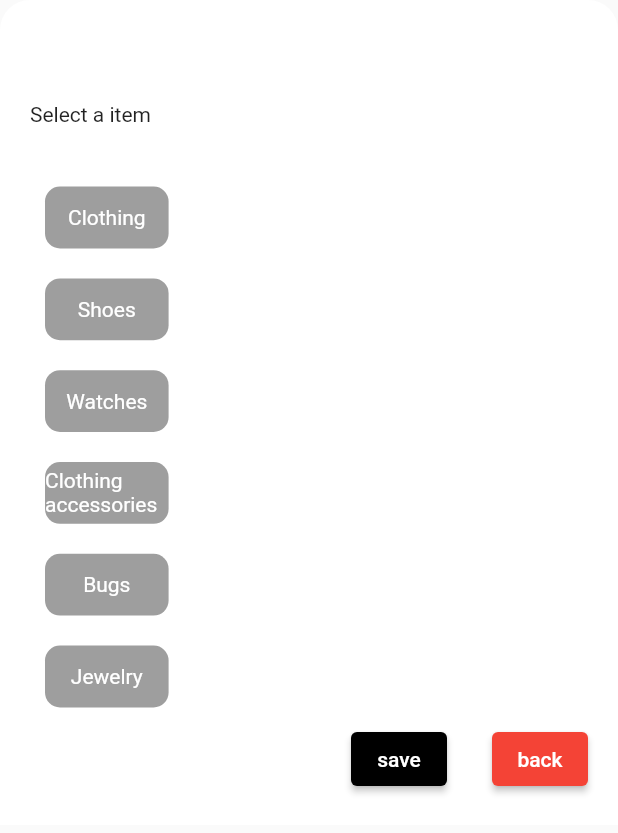
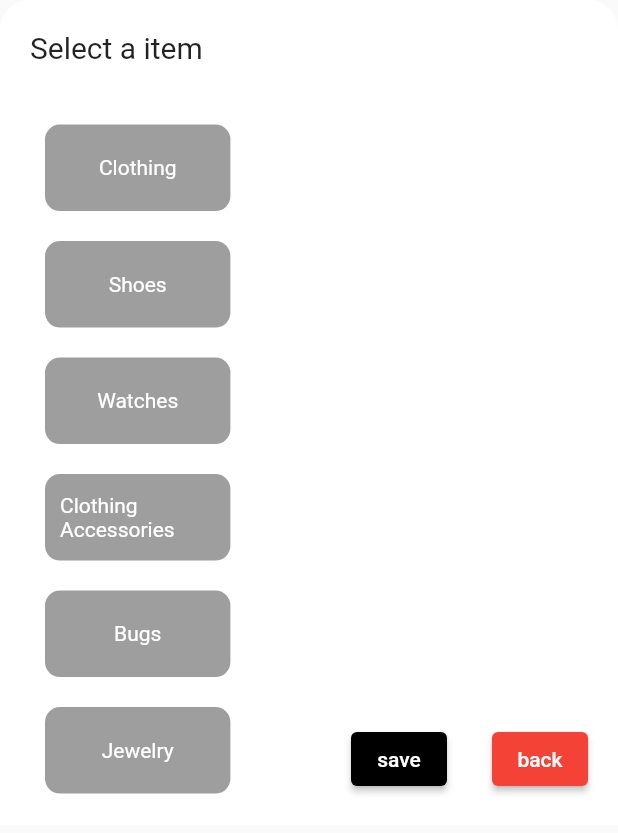
Before and after one commit to Anthony-10/Shopping, a Flutter app: the BottomSheet2 widget shown alone on an empty page, opened directly, after a tap on "save", on a phone screen of 412 x 824 dp. Shown: the top 833 px of the screen. Run offline on Flutter 3.47's test engine with Material 2 defaults, Android fonts, the phone set to English and light mode, and no system bars; our stand-ins replace animated_text_kit, cloud_firestore, dio, file_picker, firebase_auth, firebase_core and 5 more; missing offline and left inert: flutter_polyline_points, geocoder; accounts and stored records are empty.

Commit message:
1. Updated auth_controller.dart ,auth_view

```diff
--- a/lib/authentication/controller/auth_controller.dart
+++ b/lib/authentication/controller/auth_controller.dart
@@ -10,12 +10,12 @@ class AuthController extends GetxController {
   String get user => _firebaseUser.value.email;
   final FirebaseFirestore _fireStore = FirebaseFirestore.instance;
 
-  int initialIndex = 0;
+  int initialIndexAuth = 0;
 
   @override
   void onInit() {
     // TODO: implement onInit
-    _firebaseUser.bindStream(_auth.idTokenChanges());
+    _firebaseUser.bindStream(_auth.authStateChanges());
     //super.onInit();
   }
 
--- a/lib/data/bottom_sheet/item_category/electronics.dart
+++ b/lib/data/bottom_sheet/item_category/electronics.dart
@@ -2,11 +2,11 @@ import 'package:shopping_app/models/product_items.dart';
 
 class Electronics {
   static ProductItems computerAccessories =
-      ProductItems(title: 'Computer accessories');
+      ProductItems(title: 'Computer Accessories');
   static ProductItems laptops = ProductItems(title: 'Laptops & Computers');
   static ProductItems tv = ProductItems(title: 'Tv');
   static ProductItems security = ProductItems(title: 'Security');
-  static ProductItems network = ProductItems(title: 'network');
+  static ProductItems network = ProductItems(title: 'Network');
   static ProductItems printer = ProductItems(title: 'Printer & Scanner');
   static ProductItems others = ProductItems(title: 'Others');
 
--- a/lib/data/bottom_sheet/item_category/fashion.dart
+++ b/lib/data/bottom_sheet/item_category/fashion.dart
@@ -5,7 +5,7 @@ class ClothItem {
   static ProductItems shoes = ProductItems(title: 'Shoes');
   static ProductItems watches = ProductItems(title: 'Watches');
   static ProductItems clothingAccessories =
-      ProductItems(title: 'Clothing accessories');
+      ProductItems(title: 'Clothing Accessories');
   static ProductItems bugs = ProductItems(title: 'Bugs');
   static ProductItems jewelry = ProductItems(title: 'Jewelry');
   static final List<ProductItems> all = [
--- a/lib/data/bottom_sheet/item_category/health.dart
+++ b/lib/data/bottom_sheet/item_category/health.dart
@@ -2,11 +2,11 @@ import 'package:shopping_app/models/product_items.dart';
 
 class Health {
   static ProductItems bath = ProductItems(title: 'Bath & Body');
-  static ProductItems hairBeauty = ProductItems(title: 'Hair beauty');
+  static ProductItems hairBeauty = ProductItems(title: 'Hair Beauty');
   static ProductItems makeup = ProductItems(title: 'Makeup');
   static ProductItems tools = ProductItems(title: 'Tools & Accessories');
   static ProductItems vitamin = ProductItems(title: 'Vitamins & Supplements');
-  static ProductItems skinCare = ProductItems(title: 'Skin care');
+  static ProductItems skinCare = ProductItems(title: 'Skin Care');
 
   static final List<ProductItems> all = [
     bath,
--- a/lib/data/bottom_sheet/item_category/house.dart
+++ b/lib/data/bottom_sheet/item_category/house.dart
@@ -2,11 +2,11 @@ import 'package:shopping_app/models/product_items.dart';
 
 class House {
   static ProductItems houseAccessories =
-      ProductItems(title: 'houseAccessories');
+      ProductItems(title: 'House Accessories');
   static ProductItems furniture = ProductItems(title: 'Furniture');
   static ProductItems kitchenAppliances =
-      ProductItems(title: 'Kitchen appliances');
-  static ProductItems houseAppliances = ProductItems(title: 'House appliances');
+      ProductItems(title: 'Kitchen Appliances');
+  static ProductItems houseAppliances = ProductItems(title: 'House Appliances');
   static ProductItems garden = ProductItems(title: 'Garden');
 
   static final List<ProductItems> all = [
--- a/lib/data/bottom_sheet/item_category/office.dart
+++ b/lib/data/bottom_sheet/item_category/office.dart
@@ -1,7 +1,7 @@
 import 'package:shopping_app/models/product_items.dart';
 
 class Office {
-  static const officeAccessories = ProductItems(title: 'Office accessories');
+  static const officeAccessories = ProductItems(title: 'Office Accessories');
   static const office = ProductItems(title: 'Office');
   static const others = ProductItems(title: 'Others');
 
--- a/lib/data/bottom_sheet/item_category/pets.dart
+++ b/lib/data/bottom_sheet/item_category/pets.dart
@@ -1,12 +1,12 @@
 import 'package:shopping_app/models/product_items.dart';
 
 class Pets {
-  static ProductItems petsAccessories = ProductItems(title: 'Pets accessories');
+  static ProductItems petsAccessories = ProductItems(title: 'Pets Accessories');
   static ProductItems dogs = ProductItems(title: 'Dogs & Puppies');
   static ProductItems fish = ProductItems(title: 'Fish');
   static ProductItems birds = ProductItems(title: 'Birds');
   static ProductItems carts = ProductItems(title: 'Carts & Kittens');
-  static ProductItems otherAnimals = ProductItems(title: 'Other animals');
+  static ProductItems otherAnimals = ProductItems(title: 'Other Animals');
 
   static final List<ProductItems> all = [
     petsAccessories,
--- a/lib/data/bottom_sheet/item_category/repair.dart
+++ b/lib/data/bottom_sheet/item_category/repair.dart
@@ -1,10 +1,10 @@
 import 'package:shopping_app/models/product_items.dart';
 
 class Repair {
-  static ProductItems electricalTools = ProductItems(title: 'Electrical tools');
-  static ProductItems handTools = ProductItems(title: 'Hand tools');
+  static ProductItems electricalTools = ProductItems(title: 'Electrical Tools');
+  static ProductItems handTools = ProductItems(title: 'Hand Tools');
   static ProductItems buildingMaterials =
-      ProductItems(title: 'Building materials');
+      ProductItems(title: 'Building Materials');
 
   static final List<ProductItems> all = [
     electricalTools,
--- a/lib/data/bottom_sheet/item_category/sports.dart
+++ b/lib/data/bottom_sheet/item_category/sports.dart
@@ -1,12 +1,12 @@
 import 'package:shopping_app/models/product_items.dart';
 
 class Sports {
-  static ProductItems sportsEquipment = ProductItems(title: 'Sports equipment');
+  static ProductItems sportsEquipment = ProductItems(title: 'Sports Equipment');
   static ProductItems games = ProductItems(title: 'Games');
   static ProductItems musicalInstrument =
-      ProductItems(title: 'Musical instrument');
+      ProductItems(title: 'Musical Instrument');
   static ProductItems arts = ProductItems(title: 'Arts');
-  static ProductItems campingGear = ProductItems(title: 'Camping gear');
+  static ProductItems campingGear = ProductItems(title: 'Camping Gear');
 
   static final List<ProductItems> all = [
     sportsEquipment,
--- a/lib/data/bottom_sheet/item_category/vehicles.dart
+++ b/lib/data/bottom_sheet/item_category/vehicles.dart
@@ -2,11 +2,11 @@ import 'package:shopping_app/models/product_items.dart';
 
 class Vehicles {
   static ProductItems cars = ProductItems(title: 'Cars');
-  static ProductItems vehicleParts = ProductItems(title: 'Vehicle parts');
+  static ProductItems vehicleParts = ProductItems(title: 'Vehicle Parts');
   static ProductItems buses = ProductItems(title: 'Buses');
   static ProductItems trucks = ProductItems(title: 'Trucks');
   static ProductItems motorcycles = ProductItems(title: 'Motorcycles');
-  static ProductItems heavyEquipment = ProductItems(title: 'Heavy equipment');
+  static ProductItems heavyEquipment = ProductItems(title: 'Heavy Equipment');
   static ProductItems watercraft = ProductItems(title: 'Watercraft');
 
   static final List<ProductItems> all = [
--- a/lib/sell/add_products/widget/bottom_sheet2.dart
+++ b/lib/sell/add_products/widget/bottom_sheet2.dart
@@ -15,7 +15,6 @@ import 'package:shopping_app/data/bottom_sheet/item_category/vehicles.dart';
 import 'package:shopping_app/data/bottom_sheet/product_category.dart';
 import 'package:shopping_app/models/product_items.dart';
 import 'package:shopping_app/sell/add_products/controller/addproducts_controller.dart';
-import 'package:shopping_app/sell/add_products/widget/check_box_view.dart';
 import 'package:shopping_app/sell/add_products/widget/others.dart';
 
 class BottomSheet2 extends StatefulWidget {
@@ -31,7 +30,7 @@ class _BottomSheet2State extends State<BottomSheet2> {
   int initialIndex1 = 0;
   AddProductsController addProductsController =
       Get.put(AddProductsController());
-  bool value = true;
+  bool value = false;
   @override
   Widget build(BuildContext context) {
     return Container(
@@ -53,8 +52,19 @@ class _BottomSheet2State extends State<BottomSheet2> {
                 crossAxisAlignment: CrossAxisAlignment.start,
                 children: [
                   addProductsController.initialIndex == 0
-                      ? Text('Select a category')
-                      : Text('Select a item'),
+                      ? Text(
+                          'Select a category',
+                          style: TextStyle(fontSize: 20.0),
+                        )
+                      : addProductsController.initialIndex == 1
+                          ? Text(
+                              'Select a item',
+                              style: TextStyle(fontSize: 20.0),
+                            )
+                          : Text(
+                              'Select size',
+                              style: TextStyle(fontSize: 20.0),
+                            ),
                   SizedBox(
                     height: 30.0,
                   ),
@@ -75,8 +85,9 @@ class _BottomSheet2State extends State<BottomSheet2> {
                                     },
                                     child: Container(
                                       margin: EdgeInsets.all(10.0),
-                                      height: Get.height * 0.05,
-                                      width: Get.width * 0.2,
+                                      padding: EdgeInsets.all(10.0),
+                                      height: Get.height * 0.07,
+                                      width: Get.width * 0.3,
                                       decoration: BoxDecoration(
                                           color: this.element == element
                                               ? Colors.blue
@@ -174,27 +185,28 @@ class _BottomSheet2State extends State<BottomSheet2> {
         return Column(
           crossAxisAlignment: CrossAxisAlignment.start,
           children: Vehicles.all
-              .map((element) => GestureDetector(
+              .map((element1) => GestureDetector(
                     onTap: () {
                       setState(() {
                         //addProductsController.initialIndex = 0;
-                        this.element = element;
+                        this.element = element1;
                         //TODO
-                        print(element.title);
+                        print(element1.title);
                       });
                     },
                     child: Container(
                       margin: EdgeInsets.all(10.0),
-                      height: Get.height * 0.05,
-                      width: Get.width * 0.2,
+                      padding: EdgeInsets.all(10.0),
+                      height: Get.height * 0.07,
+                      width: Get.width * 0.3,
                       decoration: BoxDecoration(
-                          color: this.element == element
+                          color: this.element == element1
                               ? Colors.blue
                               : Colors.grey,
                           borderRadius: BorderRadius.circular(10.0)),
                       child: Center(
                           child: Text(
-                        element.title,
+                        element1.title,
                         style: TextStyle(color: Colors.white),
                       )),
                     ),
@@ -216,8 +228,9 @@ class _BottomSheet2State extends State<BottomSheet2> {
                     },
                     child: Container(
                       margin: EdgeInsets.all(10.0),
-                      height: Get.height * 0.05,
-                      width: Get.width * 0.2,
+                      padding: EdgeInsets.all(10.0),
+                      height: Get.height * 0.07,
+                      width: Get.width * 0.3,
                       decoration: BoxDecoration(
                           color: this.element == element
                               ? Colors.blue
@@ -247,8 +260,9 @@ class _BottomSheet2State extends State<BottomSheet2> {
                     },
                     child: Container(
                       margin: EdgeInsets.all(10.0),
-                      height: Get.height * 0.05,
-                      width: Get.width * 0.2,
+                      padding: EdgeInsets.all(10.0),
+                      height: Get.height * 0.07,
+                      width: Get.width * 0.3,
                       decoration: BoxDecoration(
                           color: this.element == element
                               ? Colors.blue
@@ -278,8 +292,9 @@ class _BottomSheet2State extends State<BottomSheet2> {
                     },
                     child: Container(
                       margin: EdgeInsets.all(10.0),
-                      height: Get.height * 0.05,
-                      width: Get.width * 0.2,
+                      padding: EdgeInsets.all(10.0),
+                      height: Get.height * 0.07,
+                      width: Get.width * 0.3,
                       decoration: BoxDecoration(
                           color: this.element == element
                               ? Colors.blue
@@ -309,8 +324,9 @@ class _BottomSheet2State extends State<BottomSheet2> {
                     },
                     child: Container(
                       margin: EdgeInsets.all(10.0),
-                      height: Get.height * 0.05,
-                      width: Get.width * 0.2,
+                      padding: EdgeInsets.all(10.0),
+                      height: Get.height * 0.07,
+                      width: Get.width * 0.3,
                       decoration: BoxDecoration(
                           color: this.element == element
                               ? Colors.blue
@@ -340,8 +356,9 @@ class _BottomSheet2State extends State<BottomSheet2> {
                     },
                     child: Container(
                       margin: EdgeInsets.all(10.0),
-                      height: Get.height * 0.05,
-                      width: Get.width * 0.2,
+                      padding: EdgeInsets.all(10.0),
+                      height: Get.height * 0.07,
+                      width: Get.width * 0.3,
                       decoration: BoxDecoration(
                           color: this.element == element
                               ? Colors.blue
@@ -371,8 +388,9 @@ class _BottomSheet2State extends State<BottomSheet2> {
                     },
                     child: Container(
                       margin: EdgeInsets.all(10.0),
-                      height: Get.height * 0.05,
-                      width: Get.width * 0.2,
+                      padding: EdgeInsets.all(10.0),
+                      height: Get.height * 0.07,
+                      width: Get.width * 0.3,
                       decoration: BoxDecoration(
                           color: this.element == element
                               ? Colors.blue
@@ -402,8 +420,9 @@ class _BottomSheet2State extends State<BottomSheet2> {
                     },
                     child: Container(
                       margin: EdgeInsets.all(10.0),
-                      height: Get.height * 0.05,
-                      width: Get.width * 0.2,
+                      padding: EdgeInsets.all(10.0),
+                      height: Get.height * 0.07,
+                      width: Get.width * 0.3,
                       decoration: BoxDecoration(
                           color: this.element == element
                               ? Colors.blue
@@ -433,8 +452,9 @@ class _BottomSheet2State extends State<BottomSheet2> {
                     },
                     child: Container(
                       margin: EdgeInsets.all(10.0),
-                      height: Get.height * 0.05,
-                      width: Get.width * 0.2,
+                      padding: EdgeInsets.all(10.0),
+                      height: Get.height * 0.07,
+                      width: Get.width * 0.3,
                       decoration: BoxDecoration(
                           color: this.element == element
                               ? Colors.blue
@@ -458,10 +478,10 @@ class _BottomSheet2State extends State<BottomSheet2> {
         return Column(
           crossAxisAlignment: CrossAxisAlignment.start,
           children: ClothItem.all
-              .map((element) => GestureDetector(
+              .map((e) => GestureDetector(
                     onTap: () {
                       setState(() {
-                        this.element = element;
+                        this.element = e;
                         //addProductsController.initialIndex = 0;
                         //TODO
                         print(element.title);
@@ -469,16 +489,15 @@ class _BottomSheet2State extends State<BottomSheet2> {
                     },
                     child: Container(
                       margin: EdgeInsets.all(10.0),
-                      height: Get.height * 0.05,
-                      width: Get.width * 0.2,
+                      padding: EdgeInsets.all(10.0),
+                      height: Get.height * 0.07,
+                      width: Get.width * 0.3,
                       decoration: BoxDecoration(
-                          color: this.element == element
-                              ? Colors.blue
-                              : Colors.grey,
+                          color: this.element == e ? Colors.blue : Colors.grey,
                           borderRadius: BorderRadius.circular(10.0)),
                       child: Center(
                           child: Text(
-                        element.title,
+                        e.title,
                         style: TextStyle(color: Colors.white),
                       )),
                     ),
```
Also changed, not shown: lib/authentication/view/auth_view.dart (+56 -32 lines), lib/authentication/view/login.dart (+6 -12 lines).
